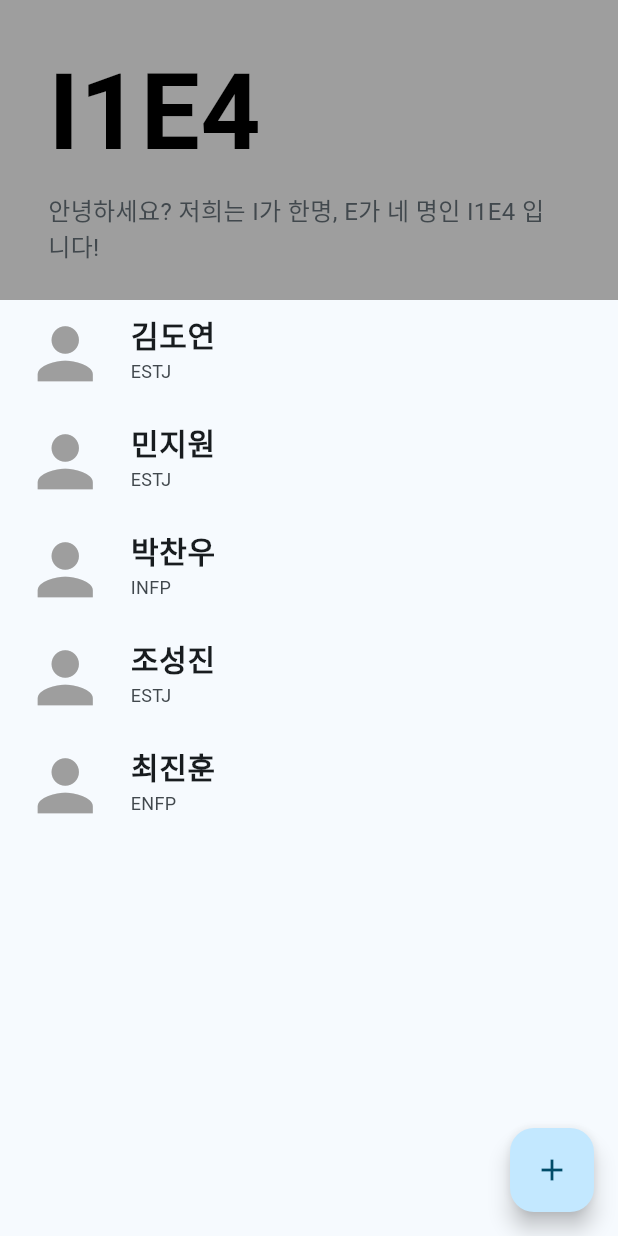
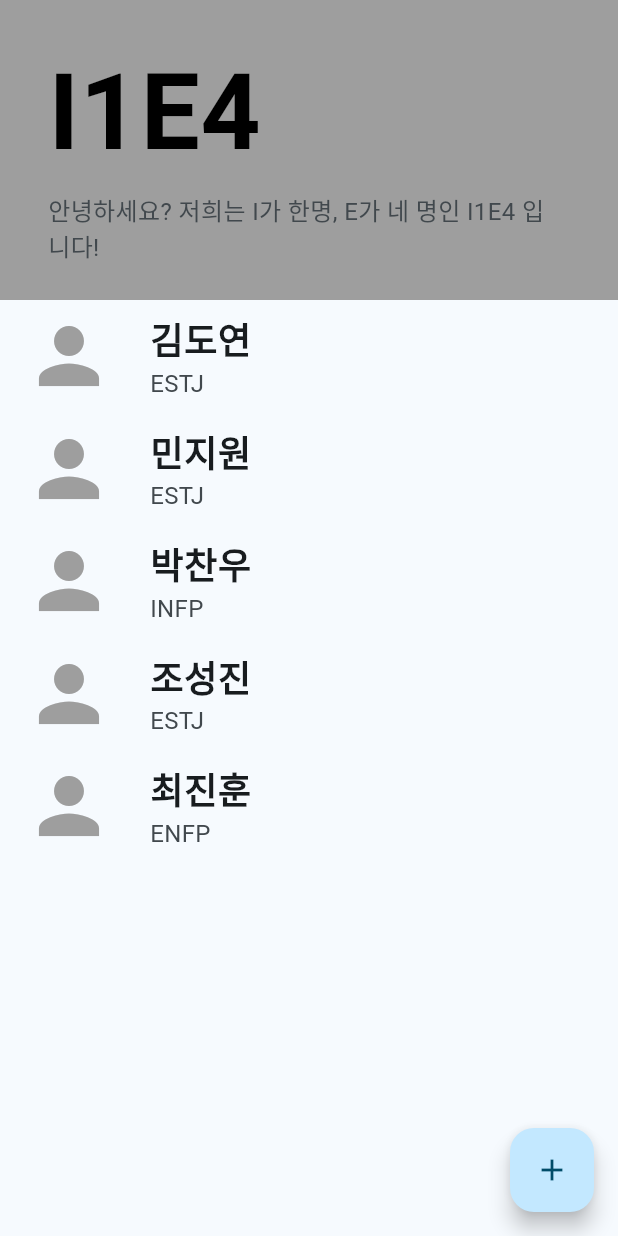
Before and after one commit to alexcho617/helloIOneEFour, a Flutter app: the screen it shows after launch, on a phone screen of 412 x 824 dp. Run offline on Flutter 3.47's test engine with Material 2 defaults, Android fonts, the phone set to English and light mode, and no system bars; our stand-ins replace image_picker, shared_preferences.

Commit message:
dy/가독성 높이기 위해 폰트와 아이콘 크기 키움

```diff
--- a/hello_i1e4/lib/pages/listPage.dart
+++ b/hello_i1e4/lib/pages/listPage.dart
@@ -77,19 +77,20 @@ class ListPage extends StatelessWidget {
                       ),
                     );
                   },
+                  visualDensity: VisualDensity(horizontal: 4, vertical: 4),
                   title: Text(
                     teamList[index].name,
-                    style: TextStyle(fontWeight: FontWeight.bold, fontSize: 20),
+                    style: TextStyle(fontWeight: FontWeight.bold, fontSize: 24),
                   ),
                   subtitle: Text(teamList[index].mbti,
-                      style: TextStyle(fontSize: 12)),
+                      style: TextStyle(fontSize: 16)),
                   leading: Stack(
                     alignment: Alignment.bottomCenter,
                     children: [
                       Icon(
                         Icons.person,
                         color: Colors.grey[500],
-                        size: 55,
+                        size: 60,
                       ),
                     ],
                   ),
```
